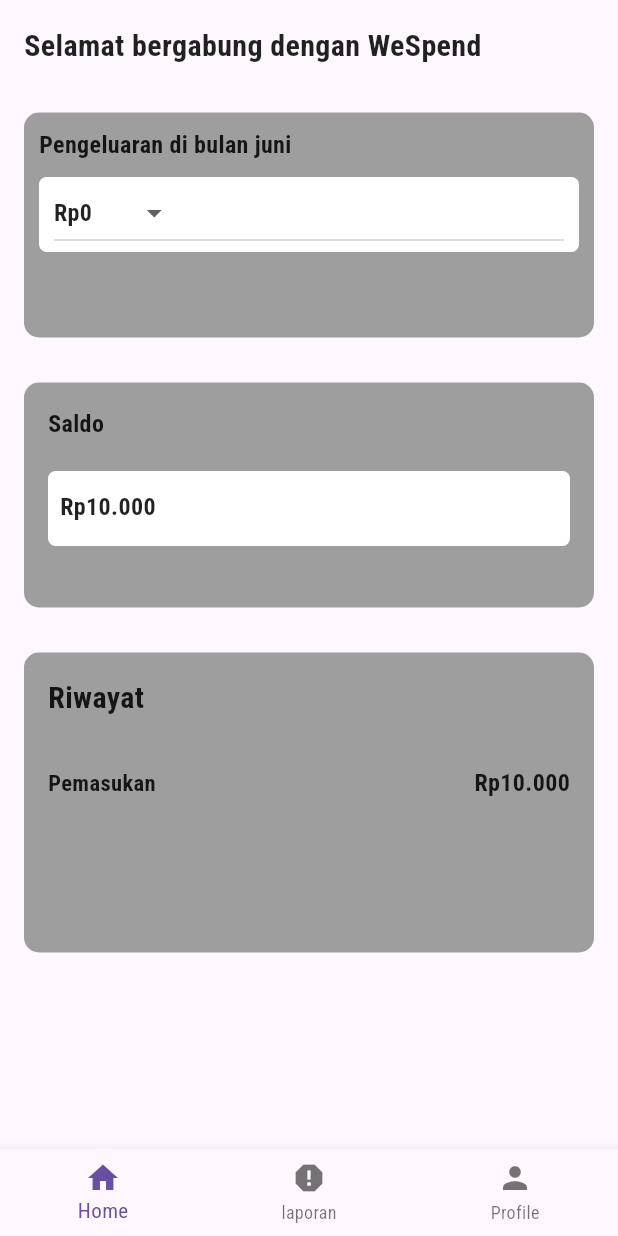
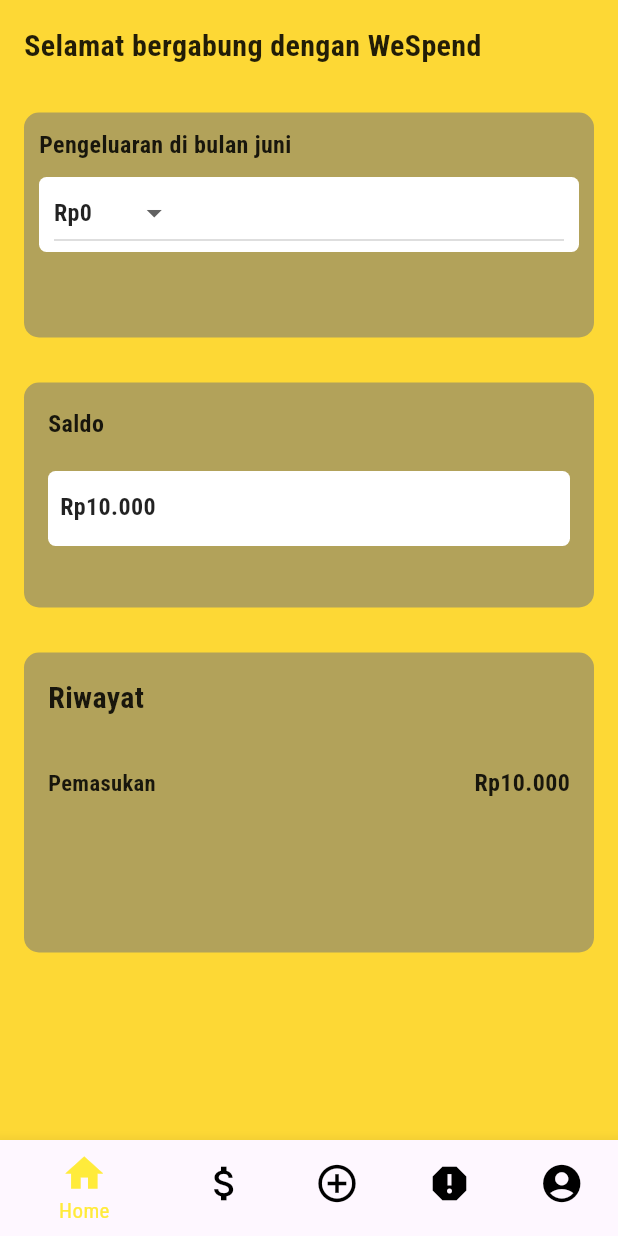
Before and after one commit to ridwan1302210076/ppb_wespend, a Flutter app: the Home screen opened directly, on a phone screen of 412 x 824 dp. Run offline on Flutter 3.47's test engine with Material 3 defaults, Android fonts, the light colour scheme and no system bars.

Commit message:
add page:home,login,laporan

```diff
--- a/lib/home.dart
+++ b/lib/home.dart
@@ -1,5 +1,8 @@
 import 'package:flutter/material.dart';
 import 'package:pbb_wespend/navbar/homePage.dart';
+import 'package:pbb_wespend/navbar/laporan.dart';
+import 'package:pbb_wespend/navbar/limitPage.dart';
+import 'package:pbb_wespend/navbar/profilePage.dart';
 
 class Home extends StatefulWidget {
   const Home({Key? key}) : super(key: key);
@@ -11,6 +14,9 @@
 class _HomeState extends State<Home> {
   int _current = 0;
   final _pgc = PageController(initialPage: 0);
+
+  bool _isAddExpanded = false;
+
   @override
   Widget build(BuildContext context) {
     return Scaffold(
@@ -24,32 +30,80 @@
           },
           children: const [
             HomePage(),
-            Text('laporan'),
-            Text('plust'),
-            Text('limit'),
+            LaporanPage(),
+            LimitPage(),
+            ProfilePage()
           ],
         ),
       ),
       bottomNavigationBar: BottomNavigationBar(
         currentIndex: _current,
         onTap: (index) {
-          _pgc.jumpToPage(index);
+          if (index == 2) {
+            setState(() {
+              _isAddExpanded = !_isAddExpanded;
+            });
+          } else {
+            setState(() {
+              _current = index;
+              _isAddExpanded = false;
+            });
+            _pgc.jumpToPage(index);
+          }
         },
-        items: const [
+        backgroundColor: Colors.yellow[600],
+        selectedItemColor: Colors.yellow,
+        unselectedItemColor: Colors.black,
+        unselectedLabelStyle: const TextStyle(color: Colors.black),
+        iconSize: 30,
+        items: [
           BottomNavigationBarItem(
             icon: Icon(Icons.home),
             label: 'Home',
+          ),
+          BottomNavigationBarItem(
+            icon: Icon(Icons.attach_money),
+            label: 'limit',
+          ),
+          BottomNavigationBarItem(
+            icon: Icon(Icons.add_circle_outline_outlined),
+            label: 'add',
           ),
           BottomNavigationBarItem(
             icon: Icon(Icons.report),
             label: 'laporan',
           ),
           BottomNavigationBarItem(
-            icon: Icon(Icons.person),
+            icon: Icon(Icons.account_circle),
             label: 'Profile',
           ),
         ],
       ),
+      floatingActionButton: _isAddExpanded
+          ? Column(
+              mainAxisAlignment: MainAxisAlignment.end,
+              children: [
+                FloatingActionButton(
+                  onPressed: () {
+                    // Aksi saat tombol "Add" di popup ditekan
+                    print('Add Button Pressed');
+                  },
+                  heroTag: null,
+                  child: Icon(Icons.add),
+                ),
+                const SizedBox(height: 16),
+                FloatingActionButton(
+                  onPressed: () {
+                    // Aksi saat tombol "Expands" di popup ditekan
+                    print('Expands Button Pressed');
+                  },
+                  heroTag: null,
+                  child: Icon(Icons.expand),
+                ),
+              ],
+            )
+          : null,
+      floatingActionButtonLocation: FloatingActionButtonLocation.centerFloat,
     );
   }
 }
--- a/lib/intro.dart
+++ b/lib/intro.dart
@@ -22,7 +22,7 @@
                   mainAxisAlignment: MainAxisAlignment.center,
                   children: [
                     Text(
-                      "WeSPend",
+                      "WSPend",
                       style: TextStyle(
                         fontFamily: "VampiroOne",
                         color: Colors.black,
--- a/lib/navbar/homePage.dart
+++ b/lib/navbar/homePage.dart
@@ -20,6 +20,8 @@
 
     return Scaffold(
       body: SafeArea(
+          child: Container(
+        color: Colors.yellow[600],
         child: Padding(
           padding: const EdgeInsets.all(16.0),
           child: Column(
@@ -39,7 +41,7 @@
                 width: double.infinity,
                 height: 150,
                 decoration: BoxDecoration(
-                  color: Colors.grey, // Warna kotak
+                  color: Color.fromARGB(143, 119, 119, 119), // Warna kotak
                   borderRadius:
                       BorderRadius.circular(10), // Melengkungkan sudut kotak
                 ),
@@ -101,7 +103,7 @@
                 width: double.infinity,
                 height: 150,
                 decoration: BoxDecoration(
-                  color: Colors.grey, // Warna kotak
+                  color: Color.fromARGB(143, 119, 119, 119), // Warna kotak
                   borderRadius:
                       BorderRadius.circular(10), // Melengkungkan sudut kotak
                 ),
@@ -145,7 +147,7 @@
                 width: double.infinity,
                 height: 200,
                 decoration: BoxDecoration(
-                  color: Colors.grey,
+                  color: Color.fromARGB(143, 119, 119, 119),
                   borderRadius: BorderRadius.circular(10),
                 ),
                 child: Padding(
@@ -193,7 +195,7 @@
             ],
           ),
         ),
-      ),
+      )),
     );
   }
 }
```
Also changed, not shown: lib/login.dart (+7 -7 lines), lib/navbar/laporan.dart (added, +113 -0 lines), lib/navbar/limitPage.dart (added, +60 -0 lines), lib/navbar/profilePage.dart (added, +120 -0 lines), assets/laucher/Icon.png.
